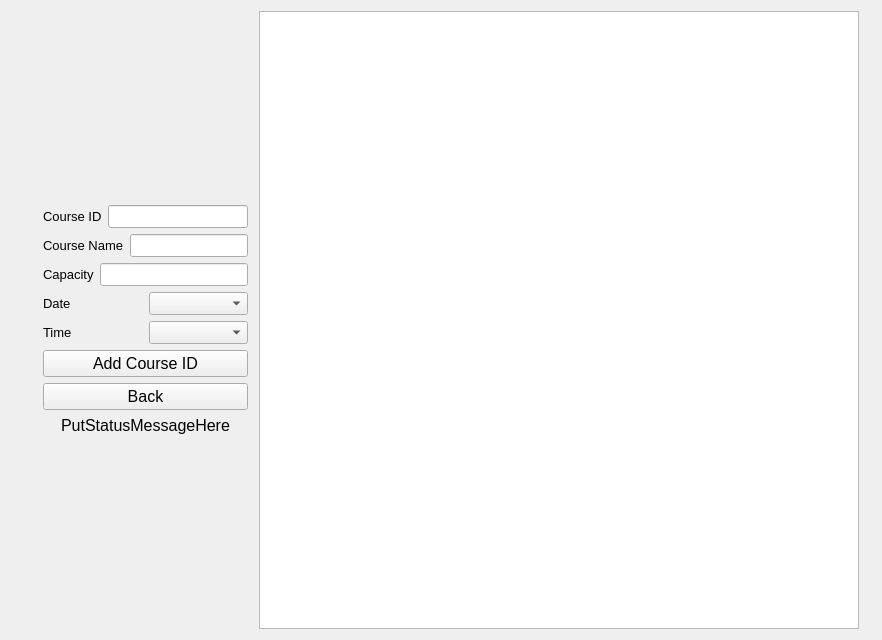
The window that form_course_add.ui (PPsyrius/projekt-KASS) describes before a commit, drawn with Qt 5.
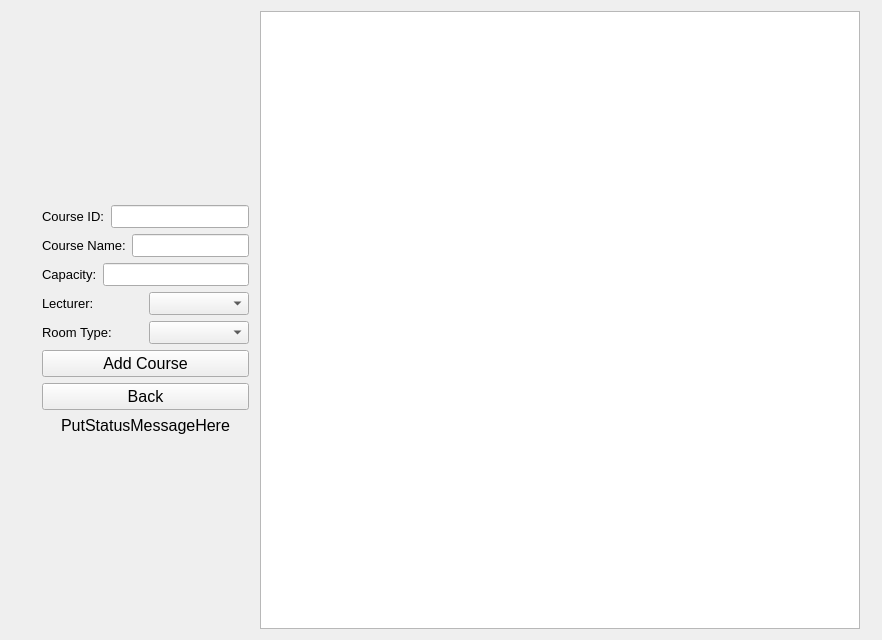
The same window after the commit.

Diff of the .ui file:
```diff
--- a/form_course_add.ui
+++ b/form_course_add.ui
@@ -55,7 +55,7 @@
           </font>
          </property>
          <property name="text">
-          <string>Course ID</string>
+          <string>Course ID:</string>
          </property>
         </widget>
        </item>
@@ -80,7 +80,7 @@
           </font>
          </property>
          <property name="text">
-          <string>Course Name</string>
+          <string>Course Name:</string>
          </property>
         </widget>
        </item>
@@ -105,7 +105,7 @@
           </font>
          </property>
          <property name="text">
-          <string>Capacity</string>
+          <string>Capacity:</string>
          </property>
         </widget>
        </item>
@@ -130,7 +130,7 @@
           </font>
          </property>
          <property name="text">
-          <string>Date</string>
+          <string>Lecturer:</string>
          </property>
         </widget>
        </item>
@@ -155,7 +155,7 @@
           </font>
          </property>
          <property name="text">
-          <string>Time</string>
+          <string>Room Type:</string>
          </property>
         </widget>
        </item>
@@ -178,7 +178,7 @@
         </font>
        </property>
        <property name="text">
-        <string>Add Course ID</string>
+        <string>Add Course</string>
        </property>
       </widget>
      </item>
```
Left out of the diff: 12 changed lines with no effect on the pictures.
